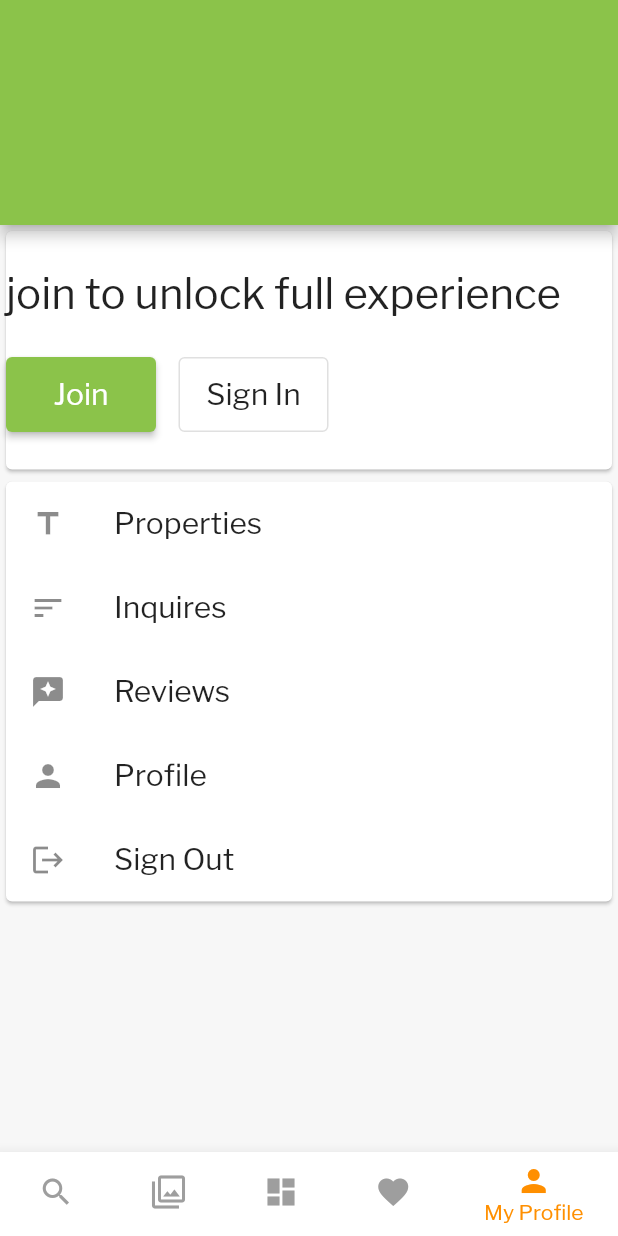
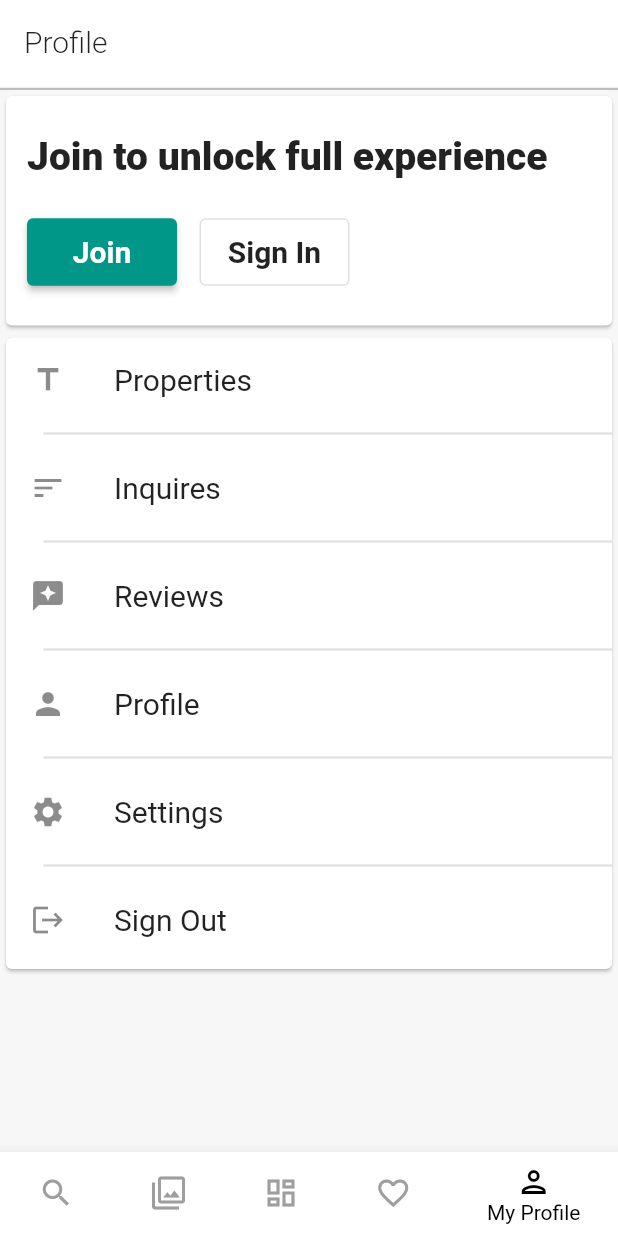
Before and after one commit to syedfaran/apni_jagaah, a Flutter app: the screen it shows after launch, item 5 of the bottom bar chosen, on a phone screen of 412 x 824 dp. Run offline on Flutter 3.47's test engine with Material 2 defaults, Android fonts, the phone set to English and light mode, and no system bars; our stand-ins replace bloc, dartz, flutter_bloc, geolocator, get_it, google_fonts and 4 more.

Commit message:
final changes

```diff
--- a/lib/constant/app_string.dart
+++ b/lib/constant/app_string.dart
@@ -34,7 +34,7 @@ class AppString {
   static const confirmPassword = 'Confirm Password';
   static const join = 'Join';
   static const signIn = 'Sign In';
-  static const joinToUnlock = 'join to unlock full experience';
+  static const joinToUnlock = 'Join to unlock full experience';
   static const properties = 'Properties';
   static const inquires = 'Inquires';
   static const reviews = 'Reviews';
--- a/lib/presentation/page/home/find_home/map_sample.dart
+++ b/lib/presentation/page/home/find_home/map_sample.dart
@@ -32,7 +32,7 @@ class _MapSampleState extends State<MapSample> {
     }
 
     return AspectRatio(
-      aspectRatio: 3/4,
+      aspectRatio: 3.5 / 5.3,
       child: GoogleMap(
         mapType: MapType.normal,
         initialCameraPosition: _kGooglePlex,
--- a/lib/presentation/page/home/home.dart
+++ b/lib/presentation/page/home/home.dart
@@ -15,10 +15,12 @@ class HomePage extends StatefulWidget {
 
 class _HomePageState extends State<HomePage> {
   final ValueNotifier<int> indexNotifier = ValueNotifier(0);
+  final ValueNotifier<int> mapToListNotifier = ValueNotifier(0);
 
   @override
   void dispose() {
     indexNotifier.dispose();
+    mapToListNotifier.dispose();
     super.dispose();
   }
 
@@ -26,7 +28,7 @@ class _HomePageState extends State<HomePage> {
     indexNotifier.value = index;
   }
 
-  bool _toggle = false;
+  bool _toggle = true;
 
   void toggle() {
     setState(() {
@@ -34,21 +36,29 @@ class _HomePageState extends State<HomePage> {
     });
   }
 
+  static bool appbarDecider(int value) =>
+      EnumAppBar.values[value] == EnumAppBar.findHome;
+
   @override
   Widget build(BuildContext context) {
     return SafeArea(
-      child: Scaffold(
-        appBar: PreferredSize(
-          preferredSize: const Size(0, 150),
       child: ValueListenableBuilder<int>(
         valueListenable: indexNotifier,
-            builder: (context, value, child) => EnumAppBar.values[value] ==
-                    EnumAppBar.findHome
-                ? PreferredSize(
-              preferredSize: const Size(0, 150),
-                  child: Card(
-                      color: AppColor.offWhiteColor,
-                      child: Column(
+        builder: (context, value, child) => Scaffold(
+            appBar: PreferredSize(
+                preferredSize: appbarDecider(value)
+                    ? const Size(0, 125)
+                    : const Size(0, 60),
+                child: AppBar(
+                  elevation: appbarDecider(value)?1.0:0.0,
+                  title: appbarDecider(value)
+                      ? null
+                      : SimpleText(EnumAppBar.values.elementAt(value).name,
+                          enumText: EnumText.light,color: Colors.black87,),
+                  backgroundColor: AppColor.whiteColor,
+                  flexibleSpace: appbarDecider(value)
+                      ? Column(
+                          crossAxisAlignment: CrossAxisAlignment.start,
                           mainAxisAlignment: MainAxisAlignment.spaceEvenly,
                           children: [
                             Row(
@@ -57,175 +67,93 @@ class _HomePageState extends State<HomePage> {
                                   child: TextField(
                                     decoration: const InputDecoration(
                                         border: InputBorder.none,
-                                      hintStyle: TextStyle(fontSize: 25),
+                                        contentPadding: EdgeInsets.symmetric(
+                                            horizontal: 25.0),
+                                        hintStyle: TextStyle(
+                                            fontSize: 20,
+                                            fontWeight: FontWeight.w100),
                                         hintText: 'City,Address'),
-                                  style: const TextStyle(fontSize: 25),
+                                    style: const TextStyle(fontSize: 20),
                                     onChanged: (val) {},
                                   ),
                                 ),
                                 const SizedBox(
-                                  height: 50,
+                                    height: 40,
                                     child: VerticalDivider(
                                       thickness: 0.5,
                                       color: AppColor.blackColor,
                                     )),
                                 TextButton(
                                     onPressed: toggle,
-                                  child: SimpleText(_toggle ? 'List' : 'Map')),
+                                    child: SimpleText(_toggle ? 'List' : 'Map',
+                                        horizontal: 10.0)),
                               ],
                             ),
-                          const Divider(thickness: 1.5),
-                          OutlinedButton(
+                            const Divider(thickness: 1.5, height: 0.0),
+                            Padding(
+                              padding:
+                                  const EdgeInsets.symmetric(horizontal: 22.0),
+                              child: OutlinedButton(
+                                  style: OutlinedButton.styleFrom(
+                                      fixedSize: const Size(110, 45)),
                                   onPressed: () {},
                                   child: const SimpleText(
                                     AppString.filter,
                                   )),
+                            ),
                           ],
-                      ),
-                    ),
                         )
-                : AppBar(
-            ),
-          ),
-        ),
+                      : const Align(
+                          alignment: Alignment.bottomCenter,
+                          child: Divider(
+                            color: Colors.black26,
+                            thickness: 1.5,
+                            height: 0.0,
+                          )),
+                )),
             resizeToAvoidBottomInset: false,
-        body: ValueListenableBuilder<int>(
-            valueListenable: indexNotifier,
-            builder: (context, value, child) => <Widget>[
-                  FindHome(_toggle),
-                  const TrustedPage(),
-                  const SimpleText('Index 2: School'),
-                  const SimpleText('Index 2: School'),
-                  const ProfilePage(),
-                ].elementAt(value)),
             bottomNavigationBar: Theme(
               data: Theme.of(context).copyWith(
                 // sets the background color of the `BottomNavigationBar`
-              canvasColor: AppColor.whiteColor),
-          child: ValueListenableBuilder<int>(
-            valueListenable: indexNotifier,
-            builder: (context, value, child) => BottomNavigationBar(
+                canvasColor: AppColor.whiteColor,
+              ),
+              child: BottomNavigationBar(
                 items: const <BottomNavigationBarItem>[
                   BottomNavigationBarItem(
-                  icon: Icon(Icons.search),
-                  label: 'find Home',
-                ),
+                      icon: Icon(Icons.search), label: 'find Home'),
                   BottomNavigationBarItem(
                     icon: Icon(Icons.filter),
                     label: 'Trusted',
                   ),
                   BottomNavigationBarItem(
-                  icon: Icon(Icons.dashboard),
+                    icon: Icon(Icons.dashboard_outlined),
                     label: 'DashBoard',
                   ),
                   BottomNavigationBarItem(
-                  icon: Icon(Icons.favorite),
+                    icon: Icon(Icons.favorite_outline),
                     label: 'Favorites',
                   ),
                   BottomNavigationBarItem(
-                  icon: Icon(Icons.person),
+                    icon: Icon(Icons.person_outlined),
                     label: 'My Profile',
                   ),
                 ],
                 currentIndex: value,
-              selectedItemColor: Colors.amber[800],
-              unselectedItemColor: Colors.grey,
+                selectedItemColor: AppColor.blackColor,
+                unselectedItemColor: AppColor.grey,
                 onTap: _onItemTapped,
               ),
             ),
-        ),
+            body: <Widget>[
+              FindHome(_toggle),
+              const TrustedPage(),
+              const Center(child:  SimpleText('dashboard')),
+              const Center(child:  SimpleText('favourite')),
+              const ProfilePage(),
+            ].elementAt(value)),
       ),
     );
   }
 }
 
-
-enum EnumAppBar { findHome, trusted, dashboard, favourite, profile }
-
-// body: Center(
-//   child: Column(
-//     mainAxisAlignment: MainAxisAlignment.center,
-//     children: [
-//        Text(AppLocalizations.of(context)!.translate('testing')!),
-//       TextButton(onPressed: (){
-//         temp.add(GetJsonData());
-//       }, child: Text('fetch Data')),
-//       BlocBuilder<TempBloc, TempState>(
-//           bloc: temp, builder: (context, state) {
-//         if (state is TempInitial) {
-//           return Text('initial State',style: Theme.of(context).textTheme.bodyText1,);
-//         } else if (state is TempLoading) {
-//           return Text('Loading....');
-//         } else if (state is TempLoaded) {
-//           return Text(state.placeHolder.title);
-//         } else if (state is TempError) {
-//           return Text(state.message);
-//         } else {
-//           return Text('SomeThing Went Wrong');
-//         }
-//       }),
-//     ],
-//   ),
-// ),
-
-
-
-// class SearchAppBar extends StatelessWidget implements PreferredSizeWidget {
-//   final ValueNotifier indexNotifier;
-//   const SearchAppBar({Key? key,required this.indexNotifier}) : super(key: key);
-//
-//   @override
-//   Widget build(BuildContext context) {
-//     return ValueListenableBuilder<bool>(
-//       valueListenable: indexNotifier,
-//       builder: (context, value, child) => EnumAppBar.values[value] ==
-//           EnumAppBar.findHome
-//           ? PreferredSize(
-//         preferredSize: const Size(0, 150),
-//         child: Card(
-//           color: AppColor.offWhiteColor,
-//           child: Column(
-//             mainAxisAlignment: MainAxisAlignment.spaceEvenly,
-//             children: [
-//               Row(
-//                 children: [
-//                   Expanded(
-//                     child: TextField(
-//                       decoration: const InputDecoration(
-//                           border: InputBorder.none,
-//                           hintStyle: TextStyle(fontSize: 25),
-//                           hintText: 'City,Address'),
-//                       style: const TextStyle(fontSize: 25),
-//                       onChanged: (val) {},
-//                     ),
-//                   ),
-//                   const SizedBox(
-//                       height: 50,
-//                       child: VerticalDivider(
-//                         thickness: 0.5,
-//                         color: AppColor.blackColor,
-//                       )),
-//                   TextButton(
-//                       onPressed: toggle,
-//                       child: SimpleText(_toggle ? 'List' : 'Map')),
-//                 ],
-//               ),
-//               const Divider(thickness: 1.5),
-//               OutlinedButton(
-//                   onPressed: () {},
-//                   child: const SimpleText(
-//                     AppString.filter,
-//                   )),
-//             ],
-//           ),
-//         ),
-//       )
-//           : AppBar(
-//       ),
-//     );
-//   }
-//
-//   @override
-//   // TODO: implement preferredSize
-//   Size get preferredSize => throw UnimplementedError();
-// }
+enum EnumAppBar { findHome, Trusted, DashBoard, Favourite, Profile }
--- a/lib/presentation/page/home/my_profile/profile_page.dart
+++ b/lib/presentation/page/home/my_profile/profile_page.dart
@@ -15,46 +15,54 @@ class ProfilePage extends StatefulWidget {
 class _ProfilePageState extends State<ProfilePage> {
   @override
   void initState() {
-
     super.initState();
   }
+
+  static const _divider = Divider(thickness: 1.5, indent: 25.0);
 
   @override
   Widget build(BuildContext context) {
     return Column(
       children: [
         Card(
+          child: Padding(
+            padding: const EdgeInsets.symmetric(horizontal: 14.0),
             child: Column(
               crossAxisAlignment: CrossAxisAlignment.start,
               children: [
                 const SimpleText(AppString.joinToUnlock,
-                  fontSize: 28, vertical: 25),
+                    enumText: EnumText.extraBold, fontSize: 26, vertical: 25),
                 Row(
                   children: [
-                  SizedBox(
-                    height: 50,
-                    width: 100,
-                    child: ElevatedButton(
+                    ElevatedButton(
+                        style: ElevatedButton.styleFrom(
+                          fixedSize: const Size(100, 45),
+                        ),
                         onPressed: () {
                           Navigator.pushNamed(context, RouteString.register);
                         },
-                        child: const SimpleText(AppString.join,
-                            color: AppColor.whiteColor)),
+                        child: const SimpleText(
+                          AppString.join,
+                          color: AppColor.whiteColor,
+                          enumText: EnumText.semiBold,
+                        )),
+                    const SizedBox(width: 15.0),
+                    OutlinedButton(
+                        style: OutlinedButton.styleFrom(
+                          fixedSize: const Size(100, 45),
                         ),
-                  const SizedBox(width: 15.0),
-                  SizedBox(
-                    height: 50,
-                    width: 100,
-                    child: OutlinedButton(
                         onPressed: () {
                           Navigator.pushNamed(context, RouteString.login);
                         },
-                        child: const SimpleText(AppString.signIn)),
-                  ),
+                        child: const SimpleText(
+                          AppString.signIn,
+                          enumText: EnumText.semiBold,
+                        )),
                   ],
                 ),
                 const SizedBox(height: 25.0),
               ],
+            ),
           ),
         ),
         Card(
@@ -64,23 +72,31 @@ class _ProfilePageState extends State<ProfilePage> {
                   title: AppString.properties,
                   iconData: Icons.title,
                   onTap: () {}),
+              _divider,
               _ProfileListTile(
                 title: AppString.inquires,
                 onTap: () {},
                 iconData: Icons.sort,
               ),
+              _divider,
               _ProfileListTile(
                   title: AppString.reviews,
                   onTap: () {},
                   iconData: Icons.reviews),
+              _divider,
               _ProfileListTile(
                   title: AppString.profile,
                   onTap: () {},
                   iconData: Icons.person),
+              _divider,
+              _ProfileListTile(
+                  title: 'Settings', iconData: Icons.settings, onTap: () {}),
+              _divider,
               _ProfileListTile(
                   title: AppString.signOut,
                   iconData: Icons.logout,
                   onTap: () {}),
+              const SizedBox(height: 5.0),
             ],
           ),
         ),
@@ -102,9 +118,8 @@ class _ProfileListTile extends StatelessWidget {
   Widget build(BuildContext context) {
     return ListTile(
       leading: Icon(iconData),
-      title: SimpleText(title),
+      title: SimpleText(title, enumText: EnumText.regular),
       onTap: onTap,
-
     );
   }
 }
--- a/lib/presentation/page/home/trusted/trusted_page.dart
+++ b/lib/presentation/page/home/trusted/trusted_page.dart
@@ -9,6 +9,7 @@ class TrustedPage extends StatelessWidget {
   @override
   Widget build(BuildContext context) {
     return GridView.builder(
+      padding: const EdgeInsets.symmetric(vertical: 25.0),
       itemCount: 10,
       gridDelegate: const SliverGridDelegateWithFixedCrossAxisCount(
         crossAxisCount: 3,
--- a/lib/presentation/theme/app_color.dart
+++ b/lib/presentation/theme/app_color.dart
@@ -6,7 +6,7 @@ class AppColor{
   static const whiteColor = Colors.white;
   static const grey = Colors.grey;
   static const scaffoldBackgroundColor = Color(0xffF7F7F7);
-  static const textButtonColor = Colors.lightGreen;
-  static const mainColor = Colors.lightGreen;
+  static const textButtonColor = Colors.teal;
+  static const mainColor = Colors.teal;
   static const blackColor = Colors.black;
 }
--- a/lib/presentation/theme/app_theme.dart
+++ b/lib/presentation/theme/app_theme.dart
@@ -11,7 +11,7 @@ class AppTheme {
 
 ThemeData _lightTheme = ThemeData(
   brightness: Brightness.light,
-  textTheme: GoogleFonts.libreFranklinTextTheme(),
+  textTheme: GoogleFonts.robotoTextTheme(),
   scaffoldBackgroundColor: AppColor.scaffoldBackgroundColor,
 
   colorScheme: ColorScheme.fromSwatch(primarySwatch: AppColor.mainColor)
--- a/lib/presentation/widgets/simple_text.dart
+++ b/lib/presentation/widgets/simple_text.dart
@@ -10,7 +10,7 @@ class SimpleText extends StatelessWidget {
   final double vertical;
   final TextDecoration? decoration;
   final int? maxLine;
-
+  final double? height;
   const SimpleText(this.text,
       {Key? key,
       this.maxLine,
@@ -20,6 +20,7 @@ class SimpleText extends StatelessWidget {
       this.vertical = 0.0,
       this.fontSize = 20,
       this.textAlign,
+        this.height,
       this.color})
       : super(key: key);
 
@@ -32,6 +33,7 @@ class SimpleText extends StatelessWidget {
         textAlign: textAlign,
         maxLines: maxLine,
         style: Theme.of(context).textTheme.bodyText1!.copyWith(
+          height: height,
             decoration: decoration,
             color: color,
             fontSize: fontSize,
```
Also changed, not shown: lib/presentation/page/home/find_home/detail_page.dart (+69 -34 lines), lib/presentation/page/home/find_home/listing.dart (+26 -21 lines), lib/presentation/page/splash/splash.dart (+6 -13 lines). Lines whose indentation alone changed are shown as unchanged.
